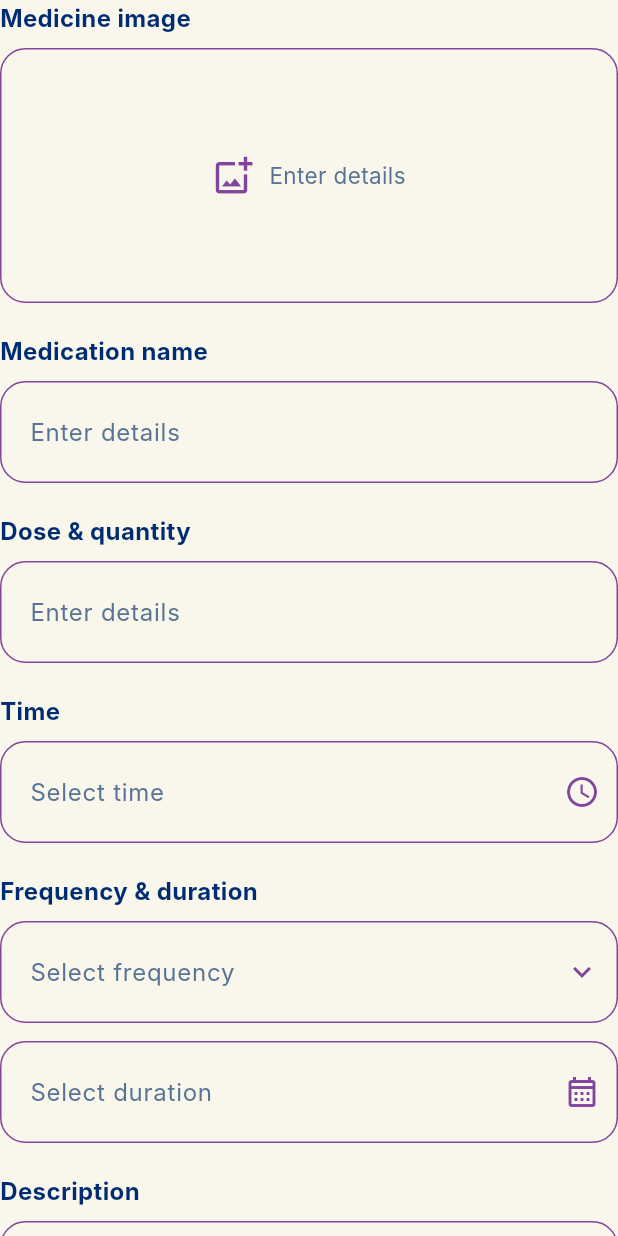
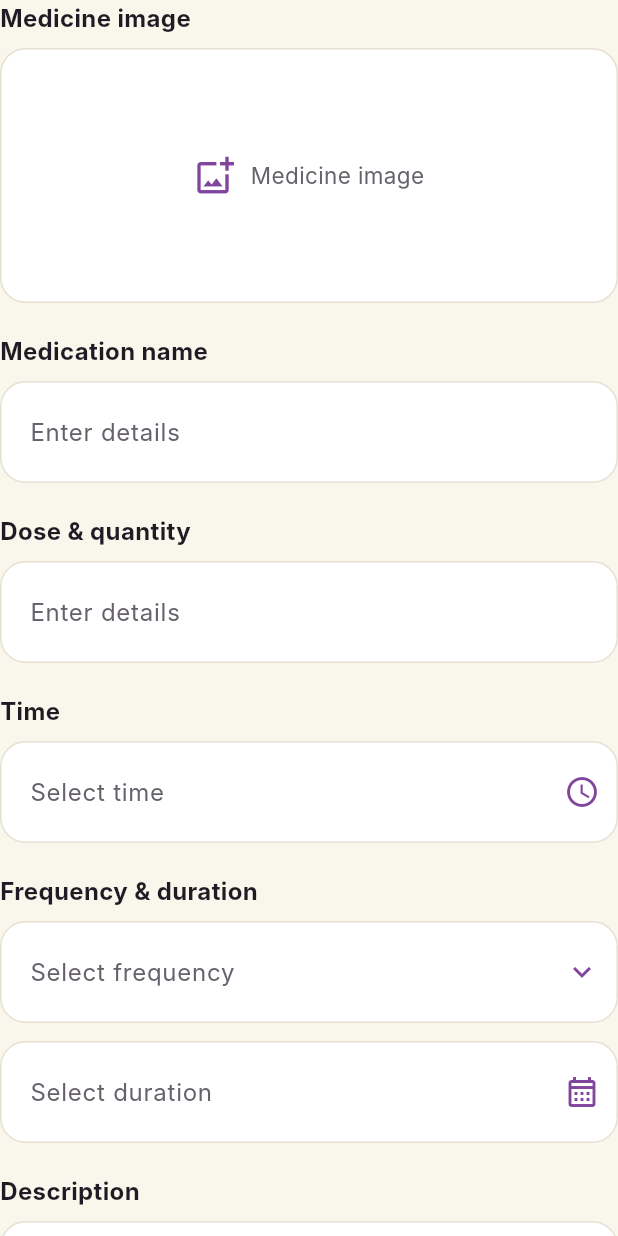
Before and after one commit to Mohamedyasser9308/CureLink, a Flutter app: the MedicineForm widget shown alone on an empty page, opened directly with empty values, on a phone screen of 412 x 824 dp. Run offline on Flutter 3.47's test engine with Material 3 defaults, Android fonts, the phone set to English and light mode, and no system bars; our stand-ins replace cloud_firestore, cloud_functions, firebase_auth, firebase_core, flutter_bloc, font_awesome_flutter and 1 more; accounts and stored records are empty; Roboto replaces fonts that are missing (Inter).

Commit message:
Merge feature/darkmode

```diff
--- a/lib/features/medication/presentation/widgets/medicine_form.dart
+++ b/lib/features/medication/presentation/widgets/medicine_form.dart
@@ -1,7 +1,6 @@
 
 import 'dart:io';
 
-import 'package:curelink/core/theme/app_theme.dart';
 import 'package:curelink/features/medication/presentation/widgets/medicine_image_picker.dart';
 import 'package:curelink/features/medication/presentation/widgets/medicine_textfield.dart';
 import 'package:curelink/l10n/app_localizations.dart';
@@ -209,7 +208,6 @@ class _MedicineFormState extends State<MedicineForm> {
       }
     }
 
-    // Supports previously saved Arabic duration values such as "7 أيام".
     final number = int.tryParse(normalized.split(' ').first);
 
     switch (number) {
@@ -239,6 +237,7 @@ class _MedicineFormState extends State<MedicineForm> {
 
   Future<List<int>?> selectDays() async {
     final l10n = AppLocalizations.of(context)!;
+    final colors = Theme.of(context).colorScheme;
     final selectedDays = selectedWeekdays.toSet();
     final names = dayNames(l10n);
 
@@ -248,7 +247,11 @@ class _MedicineFormState extends State<MedicineForm> {
         return StatefulBuilder(
           builder: (context, setDialogState) {
             return AlertDialog(
-              title: Text(l10n.medSelectDays),
+              backgroundColor: colors.surface,
+              title: Text(
+                l10n.medSelectDays,
+                style: TextStyle(color: colors.onSurface),
+              ),
               content: Wrap(
                 spacing: 8,
                 runSpacing: 8,
@@ -258,6 +261,15 @@ class _MedicineFormState extends State<MedicineForm> {
                   return FilterChip(
                     label: Text(names[index]),
                     selected: selectedDays.contains(day),
+                    selectedColor: colors.primary.withValues(alpha: 0.22),
+                    backgroundColor: colors.surface,
+                    side: BorderSide(color: colors.outline),
+                    labelStyle: TextStyle(
+                      color: selectedDays.contains(day)
+                          ? colors.primary
+                          : colors.onSurface,
+                    ),
+                    checkmarkColor: colors.primary,
                     onSelected: (selected) {
                       setDialogState(() {
                         if (selected) {
@@ -294,19 +306,28 @@ class _MedicineFormState extends State<MedicineForm> {
 
   Future<void> selectFrequency() async {
     final l10n = AppLocalizations.of(context)!;
+    final colors = Theme.of(context).colorScheme;
     final labels = frequencyLabels(l10n);
 
     final selectedIndex = await showModalBottomSheet<int>(
       context: context,
+      backgroundColor: colors.surface,
+      showDragHandle: true,
       builder: (sheetContext) {
         return SafeArea(
           child: Column(
             mainAxisSize: MainAxisSize.min,
             children: List.generate(frequencyOptions.length, (index) {
+              final isSelected =
+                  selectedFrequency == frequencyOptions[index];
+
               return ListTile(
-                title: Text(labels[index]),
-                trailing: selectedFrequency == frequencyOptions[index]
-                    ? const Icon(Icons.check, color: AppTheme.primary)
+                title: Text(
+                  labels[index],
+                  style: TextStyle(color: colors.onSurface),
+                ),
+                trailing: isSelected
+                    ? Icon(Icons.check, color: colors.primary)
                     : null,
                 onTap: () => Navigator.pop(sheetContext, index),
               );
@@ -341,19 +362,28 @@ class _MedicineFormState extends State<MedicineForm> {
 
   Future<void> selectDuration() async {
     final l10n = AppLocalizations.of(context)!;
+    final colors = Theme.of(context).colorScheme;
     final labels = durationLabels(l10n);
 
     final selectedIndex = await showModalBottomSheet<int>(
       context: context,
+      backgroundColor: colors.surface,
+      showDragHandle: true,
       builder: (sheetContext) {
         return SafeArea(
           child: Column(
             mainAxisSize: MainAxisSize.min,
             children: List.generate(durationOptions.length, (index) {
+              final isSelected =
+                  selectedDuration == durationOptions[index];
+
               return ListTile(
-                title: Text(labels[index]),
-                trailing: selectedDuration == durationOptions[index]
-                    ? const Icon(Icons.check, color: AppTheme.primary)
+                title: Text(
+                  labels[index],
+                  style: TextStyle(color: colors.onSurface),
+                ),
+                trailing: isSelected
+                    ? Icon(Icons.check, color: colors.primary)
                     : null,
                 onTap: () => Navigator.pop(sheetContext, index),
               );
@@ -378,7 +408,17 @@ class _MedicineFormState extends State<MedicineForm> {
   @override
   Widget build(BuildContext context) {
     final l10n = AppLocalizations.of(context)!;
+    final theme = Theme.of(context);
+    final colors = theme.colorScheme;
     final names = dayNames(l10n);
+
+    final sectionLabelStyle = TextStyle(
+      color: colors.onSurface,
+      fontSize: 16,
+      fontWeight: FontWeight.bold,
+    );
+
+    final iconColor = colors.primary;
 
     return Column(
       crossAxisAlignment: CrossAxisAlignment.start,
@@ -413,14 +453,7 @@ class _MedicineFormState extends State<MedicineForm> {
         ),
         const SizedBox(height: 20),
 
-        Text(
-          l10n.time,
-          style: const TextStyle(
-            color: AppTheme.navy,
-            fontSize: 16,
-            fontWeight: FontWeight.bold,
-          ),
-        ),
+        Text(l10n.time, style: sectionLabelStyle),
         const SizedBox(height: 8),
 
         TextFormField(
@@ -435,22 +468,15 @@ class _MedicineFormState extends State<MedicineForm> {
           },
           decoration: medicineDecoration(
             context,
-            suffixIcon: const Icon(
+            suffixIcon: Icon(
               Icons.access_time_outlined,
-              color: AppTheme.primary,
+              color: iconColor,
             ),
           ).copyWith(hintText: l10n.medSelectTime),
         ),
         const SizedBox(height: 20),
 
-        Text(
-          l10n.medFrequencyDuration,
-          style: const TextStyle(
-            color: AppTheme.navy,
-            fontSize: 16,
-            fontWeight: FontWeight.bold,
-          ),
-        ),
+        Text(l10n.medFrequencyDuration, style: sectionLabelStyle),
         const SizedBox(height: 8),
 
         TextFormField(
@@ -471,9 +497,9 @@ class _MedicineFormState extends State<MedicineForm> {
           },
           decoration: medicineDecoration(
             context,
-            suffixIcon: const Icon(
+            suffixIcon: Icon(
               Icons.keyboard_arrow_down,
-              color: AppTheme.primary,
+              color: iconColor,
             ),
           ).copyWith(hintText: l10n.medSelectFrequency),
         ),
@@ -485,8 +511,14 @@ class _MedicineFormState extends State<MedicineForm> {
             runSpacing: 6,
             children: selectedWeekdays.map((day) {
               return Chip(
-                label: Text(names[day - 1]),
-                backgroundColor: AppTheme.primary.withValues(alpha: 0.1),
+                label: Text(
+                  names[day - 1],
+                  style: TextStyle(color: colors.onSurface),
+                ),
+                backgroundColor: colors.primary.withValues(
+                  alpha: theme.brightness == Brightness.dark ? 0.24 : 0.1,
+                ),
+                side: BorderSide(color: colors.outline),
               );
             }).toList(),
           ),
@@ -506,9 +538,9 @@ class _MedicineFormState extends State<MedicineForm> {
           },
           decoration: medicineDecoration(
             context,
-            suffixIcon: const Icon(
+            suffixIcon: Icon(
               Icons.calendar_month_outlined,
-              color: AppTheme.primary,
+              color: iconColor,
             ),
           ).copyWith(hintText: l10n.medSelectDuration),
         ),
--- a/lib/features/medication/presentation/widgets/medicine_image_picker.dart
+++ b/lib/features/medication/presentation/widgets/medicine_image_picker.dart
@@ -1,7 +1,6 @@
 
 import 'dart:io';
 
-import 'package:curelink/core/theme/app_theme.dart';
 import 'package:curelink/l10n/app_localizations.dart';
 import 'package:flutter/material.dart';
 import 'package:image_picker/image_picker.dart';
@@ -23,7 +22,6 @@ class MedicineImagePicker extends StatefulWidget {
 
 class _MedicineImagePickerState extends State<MedicineImagePicker> {
   final ImagePicker picker = ImagePicker();
-
   File? selectedImage;
 
   Future<void> pickImage() async {
@@ -65,14 +63,14 @@ class _MedicineImagePickerState extends State<MedicineImagePicker> {
       selectedImage = null;
     });
 
-    // This clears the newly selected local image only.
-    // The existing Cloudinary image remains saved.
     widget.onImageSelected(null);
   }
 
   @override
   Widget build(BuildContext context) {
     final l10n = AppLocalizations.of(context)!;
+    final theme = Theme.of(context);
+    final colors = theme.colorScheme;
 
     final imageUrl = widget.initialImageUrl?.trim() ?? '';
     final hasLocalImage = selectedImage != null;
@@ -83,8 +81,8 @@ class _MedicineImagePickerState extends State<MedicineImagePicker> {
       children: [
         Text(
           l10n.medMedicineImage,
-          style: const TextStyle(
-            color: AppTheme.navy,
+          style: TextStyle(
+            color: colors.onSurface,
             fontSize: 16,
             fontWeight: FontWeight.bold,
           ),
@@ -98,9 +96,9 @@ class _MedicineImagePickerState extends State<MedicineImagePicker> {
             width: double.infinity,
             padding: const EdgeInsets.all(12),
             decoration: BoxDecoration(
-              color: AppTheme.background,
+              color: colors.surface,
               borderRadius: BorderRadius.circular(17),
-              border: Border.all(color: AppTheme.primary),
+              border: Border.all(color: colors.outline),
             ),
             child: Stack(
               children: [
@@ -115,26 +113,24 @@ class _MedicineImagePickerState extends State<MedicineImagePicker> {
                     ),
                   ),
                 ),
-
                 if (hasLocalImage)
                   Positioned(
                     top: 0,
                     right: 0,
                     child: Material(
-                      color: Colors.white,
+                      color: colors.surface,
                       shape: const CircleBorder(),
                       child: IconButton(
                         onPressed: removeImage,
                         tooltip: MaterialLocalizations.of(context)
                             .deleteButtonTooltip,
-                        icon: const Icon(
+                        icon: Icon(
                           Icons.delete_outline,
-                          color: Colors.red,
+                          color: colors.error,
                         ),
                       ),
                     ),
                   ),
-
                 if (hasRemoteImage && !hasLocalImage)
                   Positioned(
                     bottom: 4,
@@ -142,12 +138,16 @@ class _MedicineImagePickerState extends State<MedicineImagePicker> {
                     child: Container(
                       padding: const EdgeInsets.all(6),
                       decoration: BoxDecoration(
-                        color: Colors.white.withValues(alpha: 0.9),
+                        color: colors.surface.withValues(
+                          alpha: theme.brightness == Brightness.dark
+                              ? 0.95
+                              : 0.9,
+                        ),
                         borderRadius: BorderRadius.circular(8),
                       ),
-                      child: const Icon(
+                      child: Icon(
                         Icons.edit_outlined,
-                        color: AppTheme.primary,
+                        color: colors.primary,
                         size: 20,
                       ),
                     ),
@@ -166,13 +166,13 @@ class _MedicineImagePickerState extends State<MedicineImagePicker> {
     required String imageUrl,
     required AppLocalizations l10n,
   }) {
+    final colors = Theme.of(context).colorScheme;
+
     if (hasLocalImage) {
       return Image.file(
         selectedImage!,
         fit: BoxFit.contain,
-        errorBuilder: (context, error, stackTrace) {
-          return _buildImageError();
-        },
+        errorBuilder: (_, __, ___) => _buildImageError(),
       );
     }
 
@@ -183,13 +183,16 @@ class _MedicineImagePickerState extends State<MedicineImagePicker> {
         loadingBuilder: (context, child, progress) {
           if (progress == null) return child;
 
-          return const Center(
-            child: CircularProgressIndicator(),
+          return Center(
+            child: CircularProgressIndicator(
+              value: progress.expectedTotalBytes != null
+                  ? progress.cumulativeBytesLoaded /
+                      progress.expectedTotalBytes!
+                  : null,
+            ),
           );
         },
-        errorBuilder: (context, error, stackTrace) {
-          return _buildImageError();
-        },
+        errorBuilder: (_, __, ___) => _buildImageError(),
       );
     }
 
@@ -197,17 +200,17 @@ class _MedicineImagePickerState extends State<MedicineImagePicker> {
       child: Row(
         mainAxisAlignment: MainAxisAlignment.center,
         children: [
-          const Icon(
+          Icon(
             Icons.add_photo_alternate_outlined,
-            color: AppTheme.primary,
+            color: colors.primary,
             size: 28,
           ),
           const SizedBox(width: 10),
           Flexible(
             child: Text(
-              l10n.enterDetails,
-              style: const TextStyle(
-                color: Color(0xff587494),
+              l10n.medMedicineImage,
+              style: TextStyle(
+                color: colors.onSurfaceVariant,
                 fontSize: 15,
               ),
             ),
@@ -218,10 +221,12 @@ class _MedicineImagePickerState extends State<MedicineImagePicker> {
   }
 
   Widget _buildImageError() {
-    return const Center(
+    final colors = Theme.of(context).colorScheme;
+
+    return Center(
       child: Icon(
         Icons.broken_image_outlined,
-        color: AppTheme.primary,
+        color: colors.primary,
         size: 36,
       ),
     );
--- a/lib/features/medication/presentation/widgets/medicine_textfield.dart
+++ b/lib/features/medication/presentation/widgets/medicine_textfield.dart
@@ -1,5 +1,4 @@
 
-import 'package:curelink/core/theme/app_theme.dart';
 import 'package:curelink/l10n/app_localizations.dart';
 import 'package:flutter/material.dart';
 
@@ -29,13 +28,15 @@ class MedicineTextField extends StatelessWidget {
 
   @override
   Widget build(BuildContext context) {
+    final colors = Theme.of(context).colorScheme;
+
     return Column(
       crossAxisAlignment: CrossAxisAlignment.start,
       children: [
         Text(
           label,
-          style: const TextStyle(
-            color: AppTheme.navy,
+          style: TextStyle(
+            color: colors.onSurface,
             fontSize: 16,
             fontWeight: FontWeight.bold,
           ),
@@ -48,6 +49,10 @@ class MedicineTextField extends StatelessWidget {
           maxLines: maxLines,
           keyboardType: keyboardType,
           onChanged: onChanged,
+          style: TextStyle(
+            color: colors.onSurface,
+            fontSize: 16,
+          ),
           decoration: medicineDecoration(
             context,
             hintText: hintText,
@@ -65,15 +70,16 @@ InputDecoration medicineDecoration(
   Widget? suffixIcon,
 }) {
   final l10n = AppLocalizations.of(context)!;
+  final colors = Theme.of(context).colorScheme;
 
   return InputDecoration(
     hintText: hintText ?? l10n.enterDetails,
-    hintStyle: const TextStyle(
-      color: Color(0xff587494),
+    hintStyle: TextStyle(
+      color: colors.onSurfaceVariant,
       fontSize: 16,
     ),
     filled: true,
-    fillColor: AppTheme.background,
+    fillColor: colors.surface,
     suffixIcon: suffixIcon,
     contentPadding: const EdgeInsets.symmetric(
       horizontal: 16,
@@ -81,29 +87,29 @@ InputDecoration medicineDecoration(
     ),
     enabledBorder: OutlineInputBorder(
       borderRadius: BorderRadius.circular(17),
-      borderSide: const BorderSide(
-        color: AppTheme.primary,
-      ),
+      borderSide: BorderSide(color: colors.outline),
     ),
     focusedBorder: OutlineInputBorder(
       borderRadius: BorderRadius.circular(17),
-      borderSide: const BorderSide(
-        color: Color(0xff09CDCD),
+      borderSide: BorderSide(
+        color: colors.tertiary,
         width: 2,
       ),
     ),
     errorBorder: OutlineInputBorder(
       borderRadius: BorderRadius.circular(17),
-      borderSide: const BorderSide(
-        color: Colors.red,
-      ),
+      borderSide: BorderSide(color: colors.error),
     ),
     focusedErrorBorder: OutlineInputBorder(
       borderRadius: BorderRadius.circular(17),
-      borderSide: const BorderSide(
-        color: Colors.red,
+      borderSide: BorderSide(
+        color: colors.error,
         width: 2,
       ),
+    ),
+    disabledBorder: OutlineInputBorder(
+      borderRadius: BorderRadius.circular(17),
+      borderSide: BorderSide(color: colors.outlineVariant),
     ),
     border: OutlineInputBorder(
       borderRadius: BorderRadius.circular(17),
--- a/lib/main.dart
+++ b/lib/main.dart
@@ -29,7 +29,7 @@ class MyApp extends StatelessWidget {
       darkTheme: DarkTheme.theme,
       themeMode: ThemeMode.system,
 
-      home: Splashscreen(),
+      home: const Splashscreen(),
 
       localizationsDelegates: const [
         AppLocalizations.delegate,
@@ -39,7 +39,6 @@ class MyApp extends StatelessWidget {
       ],
 
       supportedLocales: AppLocalizations.supportedLocales,
-      locale: const Locale('en'),
 
       routes: AppRouter.routes,
       onGenerateRoute: AppRouter.onGenerateRoute,
```
Also changed, not shown: lib/features/medication/presentation/add_medicine_page.dart (+61 -40 lines), lib/features/medication/presentation/pages/add_medicine_page.dart (+15 -13 lines), pubspec.yaml (+10 -1 lines), pubspec.lock, 36 other files.
